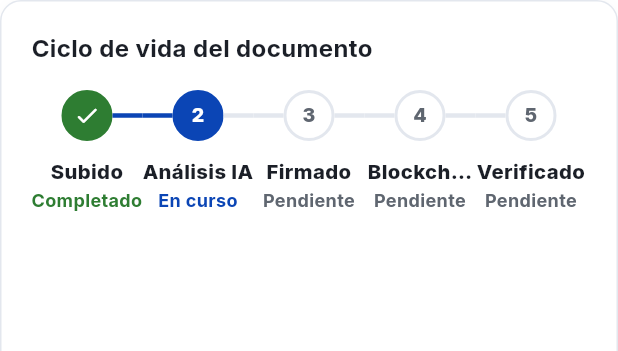
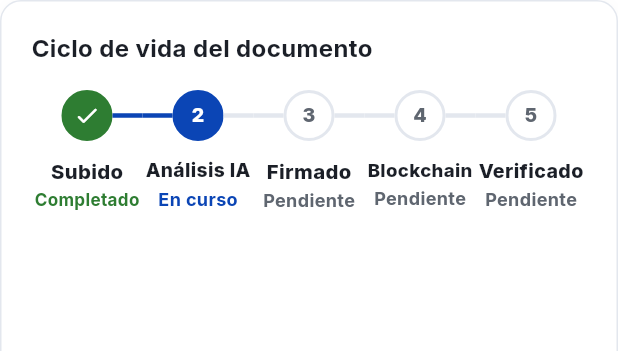
Before and after one commit to JuanDpf26/Signatures_BlockChain_Project_B-F, a Flutter app: the DocLifecycleCard widget shown alone on an empty page, opened directly with empty values, on a phone screen of 412 x 824 dp. Shown: the top 351 px of the screen. Run offline on Flutter 3.47's test engine with Material 3 defaults, Android fonts, the phone set to English and light mode, and no system bars; our stand-ins replace dio, file_picker, flutter_secure_storage, google_fonts, google_sign_in, image_picker and 1 more; missing offline and left inert: dart:js, dart:ui_web, pdfx; accounts and stored records are empty; network calls fail.

Commit message:
Formatos consistentes de tamaño, fechas y huellas; confirmación de firma en lenguaje simple
Co-Authored-By: Claude Opus 5.5 <noreply@anthropic.com>
Claude-Session: https://claude.ai/code/session_018kMC9gzN2D1395VMMi4hT6

```diff
--- a/lib/screens/home_screen.dart
+++ b/lib/screens/home_screen.dart
@@ -6,6 +6,7 @@ import '../services/profile_service.dart';
 import '../theme/app_theme.dart';
 import '../layout/responsive_layout.dart';
 import '../widgets/sweet_alert.dart';
+import '../widgets/proof_ui.dart';
 import '../widgets/bs_ui.dart';
 import '../screens/document_screen.dart';
 import 'profile_screen.dart';
@@ -1277,7 +1278,7 @@ class _StatusMixCard extends StatelessWidget {
                     const Icon(Icons.auto_stories_outlined, size: 16, color: AppTheme.hint),
                     const SizedBox(width: 6),
                     Expanded(
-                      child: Text('${n('pages')} páginas · ${stats['total_size_mb'] ?? 0} MB · ${n('pdfs')} PDF / ${n('words')} Word',
+                      child: Text('${n('pages')} páginas · ${'${stats['total_size_mb'] ?? 0}'.replaceAll('.', ',')} MB · ${n('pdfs')} PDF / ${n('words')} Word',
                           style: const TextStyle(color: AppTheme.hint, fontSize: 12.5)),
                     ),
                   ]),
@@ -1591,7 +1592,7 @@ class _RecentRowState extends State<_RecentRow> {
     final date = '${two(created.day)}/${two(created.month)}/${created.year}';
     final cat = _categoryOf(m);
     final pages = int.tryParse('${m['pages'] ?? ''}');
-    final sub = [cat, if (m['size_mb'] != null) '${m['size_mb']} MB', if (pages != null && pages > 0) '$pages pág.'].join('  ·  ');
+    final sub = [cat, if (m['size_mb'] != null || m['size_bytes'] != null) fmtTamano(m), if (pages != null && pages > 0) '$pages pág.'].join('  ·  ');
 
     final tileSize = widget.wide ? 52.0 : 44.0;
     final tile = Container(
--- a/lib/screens/inbox_screen.dart
+++ b/lib/screens/inbox_screen.dart
@@ -888,7 +888,7 @@ class _DocumentCard extends StatelessWidget {
     final hash = doc['file_hash']?.toString() ?? '';
     final info = [
       doc['category'],
-      if (doc['size_mb'] != null) '${doc['size_mb']} MB',
+      if (doc['size_mb'] != null) fmtTamano(doc),
       if (doc['pages'] != null) '${doc['pages']} pág.',
       if (doc['owner_name'] != null) 'de ${doc['owner_name']}',
     ].whereType<Object>().join(' · ');
--- a/lib/screens/profile_screen.dart
+++ b/lib/screens/profile_screen.dart
@@ -12,6 +12,7 @@ import '../services/profile_service.dart';
 import '../services/auth_service.dart';
 import '../widgets/widgets.dart';
 import '../widgets/sweet_alert.dart';
+import '../widgets/proof_ui.dart';
 import '../widgets/bs_ui.dart';
 import '../theme/app_theme.dart';
 
@@ -94,7 +95,7 @@ class _ProfileScreenState extends State<ProfileScreen>
               BSKpiCard(label: 'Documentos', value: '${stats['total_docs'] ?? 0}', caption: 'Subidos', color: AppTheme.primary, icon: Icons.folder_copy_outlined),
               BSKpiCard(label: 'Firmados', value: '${stats['signed_docs'] ?? 0}', caption: 'Con registro en blockchain', color: AppTheme.featureCyan, icon: Icons.draw_outlined),
               BSKpiCard(label: 'Verificados', value: '${stats['verified_docs'] ?? 0}', caption: 'Integridad comprobada', color: BSColors.success, icon: Icons.verified_outlined),
-              BSKpiCard(label: 'Almacenamiento', value: '${stats['total_size_mb'] ?? 0}', caption: 'MB usados', color: BSColors.warning, icon: Icons.cloud_outlined),
+              BSKpiCard(label: 'Almacenamiento', value: '${stats['total_size_mb'] ?? 0}'.replaceAll('.', ','), caption: 'MB usados', color: BSColors.warning, icon: Icons.cloud_outlined),
             ]),
             const SizedBox(height: 20),
 
@@ -354,7 +355,7 @@ class _InfoTabState extends State<_InfoTab> {
           BSLabelValue(label: 'Número de cédula', value: widget.user['document_id']?.toString() ?? 'No registrado'),
           BSLabelValue(label: 'Miembro desde', value: created != null ? '${two(created.day)}/${two(created.month)}/${created.year}' : '-'),
           BSLabelValue(label: 'Último acceso', value: widget.user['last_login'] != null
-              ? (DateTime.tryParse(widget.user['last_login'].toString())?.toLocal().toString().substring(0, 16) ?? '-')
+              ? fmtFechaHora(widget.user['last_login'].toString())
               : '-'),
         ]),
       ),
--- a/lib/widgets/analysis_progress_dialog.dart
+++ b/lib/widgets/analysis_progress_dialog.dart
@@ -4,6 +4,7 @@ import 'dart:typed_data';
 import 'package:flutter/material.dart';
 import '../services/document_service.dart';
 import '../theme/app_theme.dart';
+import 'proof_ui.dart';
 import 'bs_ui.dart';
 import 'chain_steps.dart';
 
@@ -266,7 +267,7 @@ class _AnalysisProgressPanelState extends State<AnalysisProgressPanel> with Tick
         _isUpload ? 'Subir archivo de forma segura' : 'Preparar el documento',
         state: _s(0),
         detail: _s(0) == ChainStepState.done
-            ? '${_meta['size_mb'] ?? '—'} MB · ${(_meta['extension'] ?? 'pdf').toString().toUpperCase()}'
+            ? '${fmtTamano(_meta)} · ${(_meta['extension'] ?? 'pdf').toString().toUpperCase()}'
             : (_isUpload ? 'Enviando el archivo al almacenamiento cifrado…' : 'Cargando la información del documento…'),
       ),
       ChainStep(
--- a/lib/widgets/document_detail.dart
+++ b/lib/widgets/document_detail.dart
@@ -612,7 +612,7 @@ class DocSecurityCard extends StatelessWidget {
     ];
 
     return BSCard(
-      title: 'Registro en blockchain',
+      title: 'Certificado de registro',
       child: Column(crossAxisAlignment: CrossAxisAlignment.stretch, children: [
         seal,
         if (facts.isNotEmpty) ...[
@@ -1448,17 +1448,27 @@ class DocLifecycleCard extends StatelessWidget {
                 ),
               ]),
               const SizedBox(height: 10),
-              Text(steps[i].$1,
+              Padding(
+                padding: const EdgeInsets.symmetric(horizontal: 2),
+                child: FittedBox(
+                  fit: BoxFit.scaleDown,
+                  child: Text(steps[i].$1,
                       textAlign: TextAlign.center,
                       maxLines: 1,
-                  overflow: TextOverflow.ellipsis,
                       style: const TextStyle(color: AppTheme.text, fontSize: 13.5, fontWeight: FontWeight.w800)),
+                ),
+              ),
               const SizedBox(height: 2),
-              Text(steps[i].$3,
+              Padding(
+                padding: const EdgeInsets.symmetric(horizontal: 2),
+                child: FittedBox(
+                  fit: BoxFit.scaleDown,
+                  child: Text(steps[i].$3,
                       textAlign: TextAlign.center,
                       maxLines: 1,
-                  overflow: TextOverflow.ellipsis,
                       style: TextStyle(color: colorOf(steps[i].$2), fontSize: 12, fontWeight: FontWeight.w700)),
+                ),
+              ),
             ]),
           ),
       ]),
```
Also changed, not shown: lib/screens/document_screen.dart (+8 -7 lines). Lines whose indentation alone changed are shown as unchanged.
